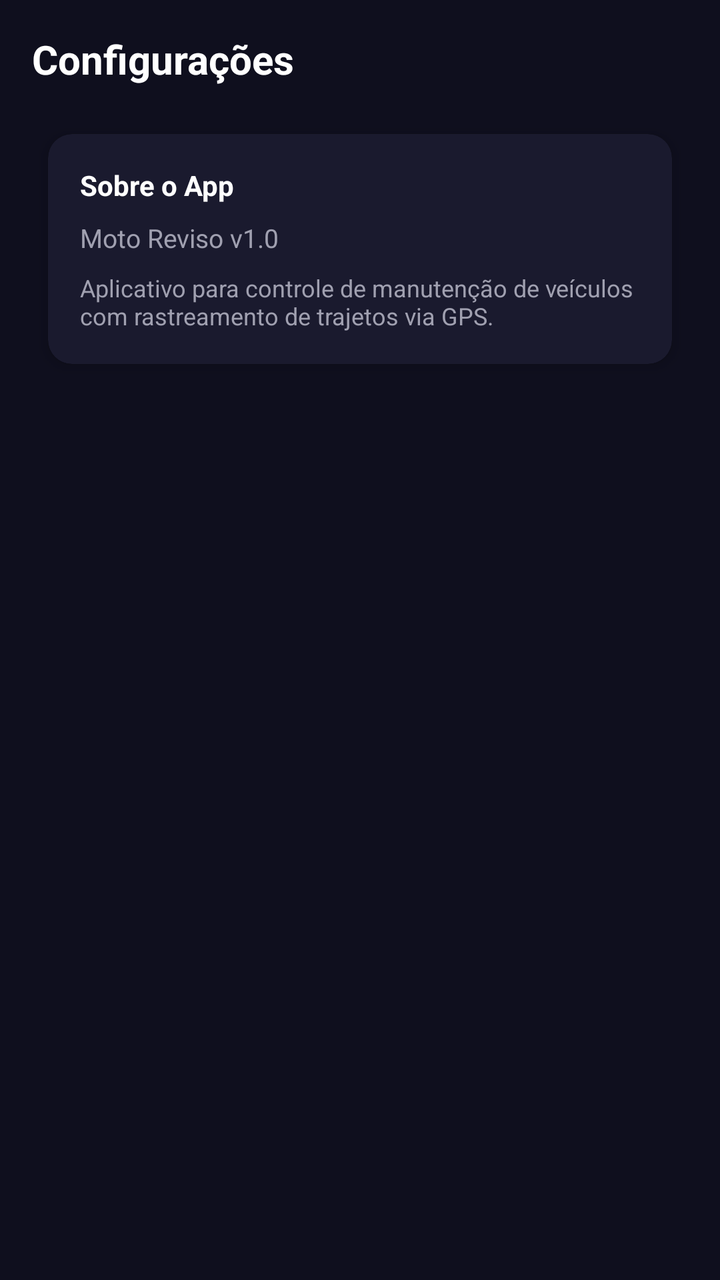
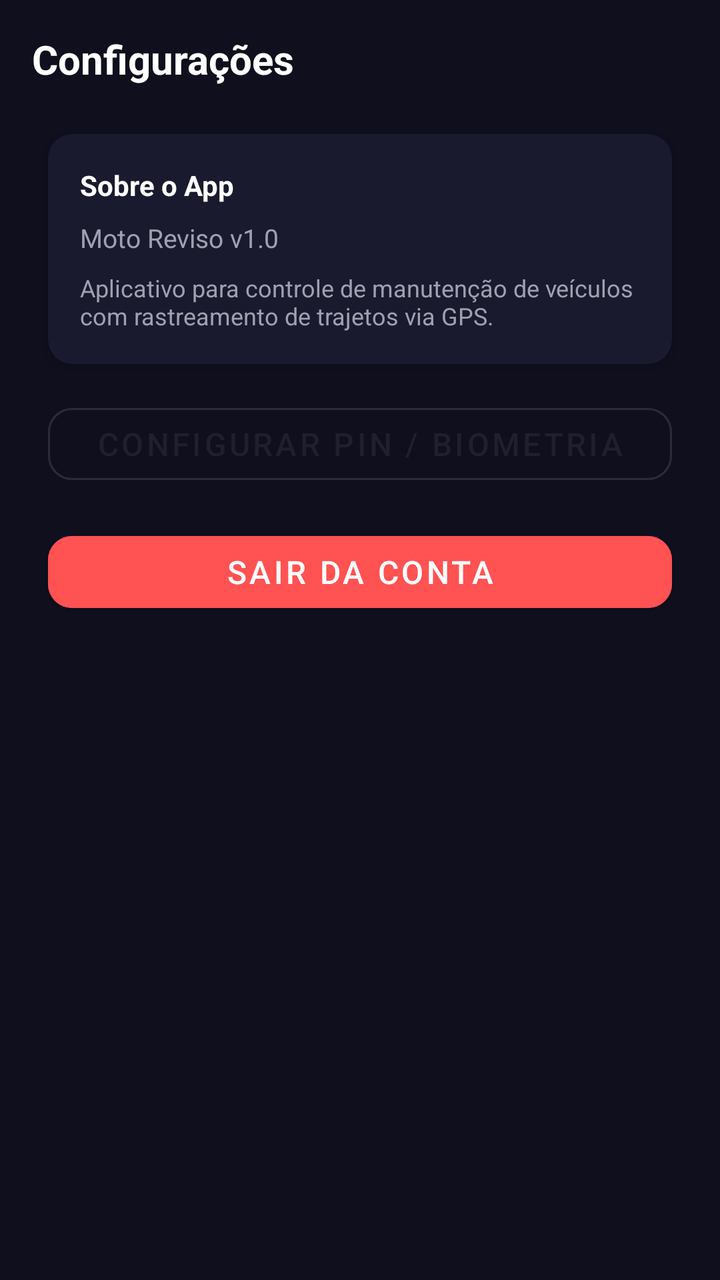

Before-and-after screenshots of an Android layout around one commit, followed by the original layout XML and the change that was made.
<!-- AndroidManifest.xml: application theme Theme.MotoReviso -->
<!-- res/layout/fragment_configuracoes.xml -->
<?xml version="1.0" encoding="utf-8"?>

<LinearLayout xmlns:android="http://schemas.android.com/apk/res/android"
    android:layout_width="match_parent"
    android:layout_height="match_parent"
    android:orientation="vertical"
    android:padding="16dp"
    android:background="@color/background">

    <TextView
        android:id="@+id/text_configuracao"
        android:layout_width="match_parent"
        android:layout_height="wrap_content"
        android:text="@string/configuracoes"
        android:textSize="20sp"
        android:textStyle="bold"
        android:textColor="@color/text_primary"
        android:layout_marginBottom="16dp" />

    <com.google.android.material.card.MaterialCardView
        android:layout_width="match_parent"
        android:layout_height="wrap_content"
        android:layout_margin="8dp"
        app:cardCornerRadius="12dp"
        app:cardElevation="4dp"
        app:cardBackgroundColor="@color/surface"
        xmlns:app="http://schemas.android.com/apk/res-auto">

        <LinearLayout
            android:layout_width="match_parent"
            android:layout_height="wrap_content"
            android:orientation="vertical"
            android:padding="16dp">

            <TextView
                android:layout_width="match_parent"
                android:layout_height="wrap_content"
                android:text="@string/sobre_o_app"
                android:textStyle="bold"
                android:textSize="14sp"
                android:textColor="@color/text_primary" />

            <TextView
                android:layout_width="match_parent"
                android:layout_height="wrap_content"
                android:text="@string/versao"
                android:textSize="13sp"
                android:layout_marginTop="8dp"
                android:textColor="@color/text_secondary" />

            <TextView
                android:layout_width="match_parent"
                android:layout_height="wrap_content"
                android:text="@string/descricao_app"
                android:textSize="12sp"
                android:textColor="@color/text_secondary"
                android:layout_marginTop="8dp" />

        </LinearLayout>

    </com.google.android.material.card.MaterialCardView>

</LinearLayout>
<!-- resources referenced by this layout -->
<resources>
  <color name="background">#0F0F1E</color>
  <color name="surface">#1A1A2E</color>
  <color name="text_primary">#FFFFFF</color>
  <color name="text_secondary">#A0A0B0</color>
  <string name="configuracoes">Configurações</string>
  <string name="descricao_app">Aplicativo para controle de manutenção de veículos com rastreamento de trajetos via GPS.</string>
  <string name="sobre_o_app">Sobre o App</string>
  <string name="versao">Moto Reviso v1.0</string>
  <style name="Theme.MotoReviso" parent="Theme.MaterialComponents.NoActionBar">
          <item name="colorPrimary">@color/primary</item>
          <item name="colorPrimaryVariant">@color/primary_dark</item>
          <item name="colorSecondary">@color/secondary</item>
          <item name="colorSecondaryVariant">@color/secondary_dark</item>
          <item name="android:colorBackground">@color/background</item>
          <item name="android:statusBarColor">@color/primary_dark</item>
          <item name="android:navigationBarColor">@color/primary</item>
          <item name="android:windowLightStatusBar">false</item>
          <item name="materialButtonStyle">@style/Widget.MotoReviso.Button</item>
      </style>
  <color name="primary">#1F1F2E</color>
  <color name="primary_dark">#0F0F1E</color>
  <color name="secondary">#00D4FF</color>
  <color name="secondary_dark">#00A8CC</color>
  <style name="Widget.MotoReviso.Button" parent="Widget.MaterialComponents.Button">
          <item name="cornerRadius">@dimen/corner_radius_md</item>
          <item name="android:textColor">@color/text_primary</item>
          <item name="android:textSize">@dimen/text_lg</item>
          <item name="android:minHeight">@dimen/button_height</item>
          <item name="backgroundTint">@color/secondary</item>
      </style>
  <dimen name="corner_radius_md">12dp</dimen>
  <dimen name="text_lg">16sp</dimen>
  <dimen name="button_height">48dp</dimen>
</resources>

<!-- the commit's change to res/layout/fragment_configuracoes.xml (unified diff, before → after) -->
@@ -60,4 +60,24 @@
 
     </com.google.android.material.card.MaterialCardView>
 
+    <com.google.android.material.button.MaterialButton
+        android:id="@+id/btn_configurar_pin"
+        android:layout_width="match_parent"
+        android:layout_height="wrap_content"
+        android:layout_margin="8dp"
+        android:text="Configurar PIN / Biometria"
+        xmlns:app="http://schemas.android.com/apk/res-auto"
+        style="@style/Widget.MaterialComponents.Button.OutlinedButton"
+        app:cornerRadius="12dp" />
+
+    <com.google.android.material.button.MaterialButton
+        android:id="@+id/btn_sair"
+        android:layout_width="match_parent"
+        android:layout_height="wrap_content"
+        android:layout_margin="8dp"
+        android:text="Sair da conta"
+        android:backgroundTint="@color/red"
+        xmlns:app="http://schemas.android.com/apk/res-auto"
+        app:cornerRadius="12dp" />
+
 </LinearLayout>
<!-- resource entries referenced after the edit -->
@@ -1,6 +1,7 @@
 <!-- resources referenced by this layout -->
 <resources>
   <color name="background">#0F0F1E</color>
+  <color name="red">#FF5252</color>
   <color name="surface">#1A1A2E</color>
   <color name="text_primary">#FFFFFF</color>
   <color name="text_secondary">#A0A0B0</color>
